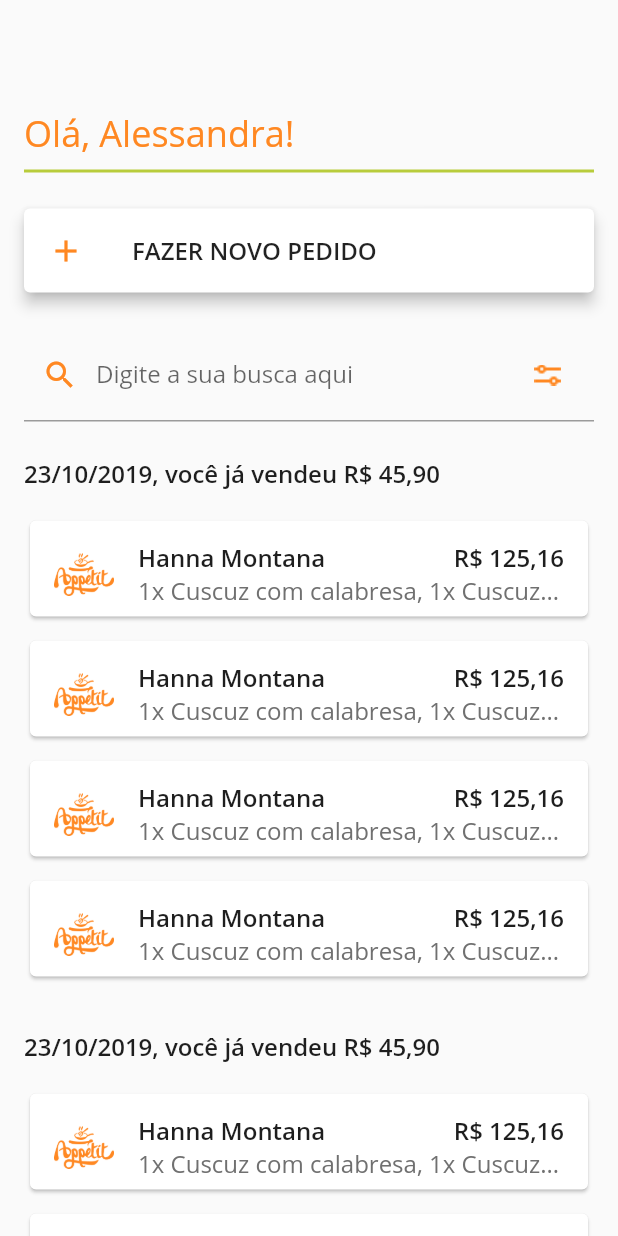
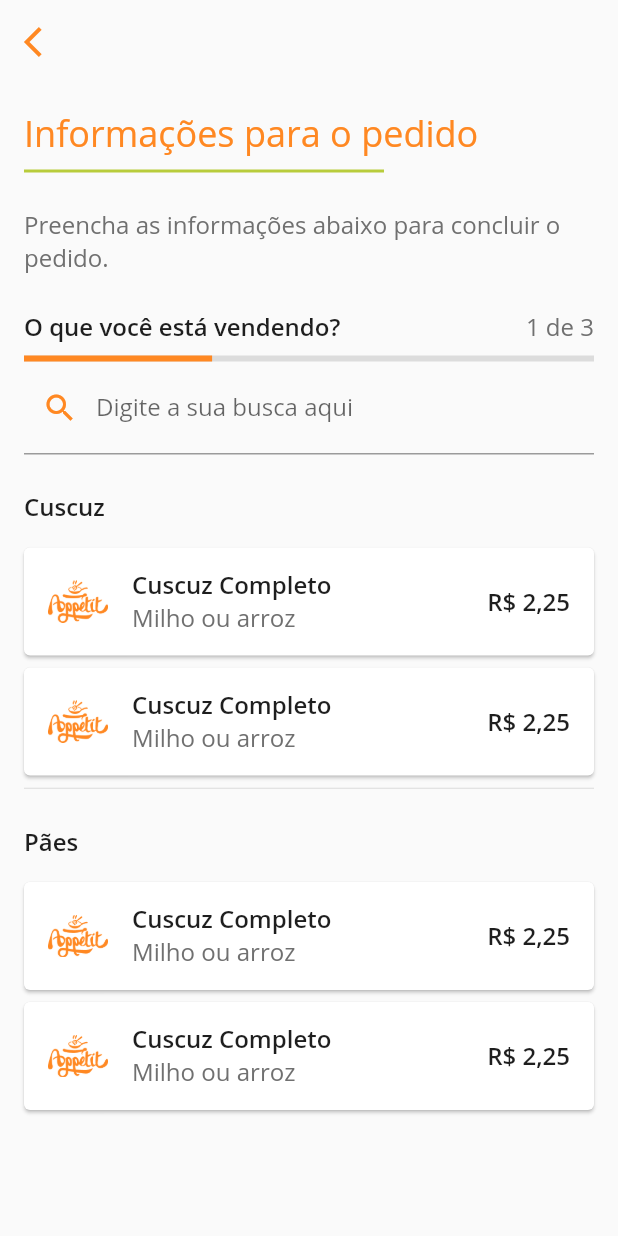
Before and after one commit to thasciano/appetit_app, a Flutter app: the HistoricoPedidosPage screen opened directly, after a tap on "FAZER NOVO PEDIDO", on a phone screen of 412 x 824 dp. Run offline on Flutter 3.47's test engine with Material 2 defaults, Android fonts, the phone set to English and light mode, and no system bars.

Commit message:
* Criado o layout da página de novo pedido. * Refatorando historico de pedidos: Removido SizedBox do separador de titulo e alterações no card de pedidos.

```diff
--- a/lib/pages/historico_pedidos_page.dart
+++ b/lib/pages/historico_pedidos_page.dart
@@ -1,5 +1,8 @@
 import 'package:appetit_app/utils/Constants.dart';
+import 'package:appetit_app/utils/nav.dart';
 import 'package:flutter/material.dart';
+
+import 'novo_pedido_page.dart';
 
 ///
 /// Created by Thasciano Carvalho on 29/10/2019.
@@ -9,28 +12,30 @@ class HistoricoPedidosPage extends StatelessWidget {
   @override
   Widget build(BuildContext context) {
     return Scaffold(
-      body: SafeArea(child: _body()),
+      body: SafeArea(child: _body(context)),
     );
   }
 
-  Widget _body() {
+  Widget _body(BuildContext context) {
     return ListView(
       padding: EdgeInsets.all(16.0),
+      children: <Widget>[
+        Column(
+          crossAxisAlignment: CrossAxisAlignment.start,
           children: <Widget>[
             Container(
               margin: EdgeInsets.only(top:56, bottom: 8),
               child: Text("Olá, Alessandra!",
                   style: TextStyle(fontSize: 24, color: Constants.primary_color)),
             ),
-        SizedBox(
+            Container(
               width: 240.0,
-          height: 2,
-          child: Container(color: Constants.verde,),
-        ),
+              height: 2.0,
+              color: Constants.verde,),
 
             GestureDetector(
                 onTap: (){
-//            push(context, NovoPedidoPage());
+                  push(context, NovoPedidoPage());
                 },
                 child: Card(
                   margin: EdgeInsets.symmetric(vertical: 24),
@@ -85,15 +90,16 @@ class HistoricoPedidosPage extends StatelessWidget {
               ],
             ),
           ],
+        ),
+      ],
     );
   }
 
   Widget _cardPedidos() {
-    return Container(
+    return Card(
       margin: EdgeInsets.only(bottom: 8),
-      height: 72,
-      child: Card(
       color: Colors.white,
+      elevation: 1.0,
       child: ListTile(
         leading: Image.asset("assets/images/logo.png", width: 40, height: 40,),
         title: Row(
@@ -118,7 +124,6 @@ class HistoricoPedidosPage extends StatelessWidget {
             overflow: TextOverflow.ellipsis,
             style: TextStyle(fontSize: 16, color: Constants.secondary_text, )),
       ),
-      ),
     );
   }
 
--- /dev/null
+++ b/lib/pages/novo_pedido_page.dart
@@ -0,0 +1,149 @@
+import 'package:appetit_app/utils/Constants.dart';
+import 'package:appetit_app/utils/nav.dart';
+import 'package:flutter/material.dart';
+
+///
+/// Created by Thasciano Carvalho on 29/10/2019.
+/// thasciano@gmail.com
+///
+class NovoPedidoPage extends StatefulWidget {
+  @override
+  _NovoPedidoPageState createState() => _NovoPedidoPageState();
+}
+
+class _NovoPedidoPageState extends State<NovoPedidoPage> {
+  @override
+  Widget build(BuildContext context) {
+    return Scaffold(
+      appBar: AppBar(
+        backgroundColor: Constants.background,
+        elevation: 0.0,
+        leading: IconButton(
+          icon: Icon(Icons.arrow_back_ios, color: Constants.primary_color,),
+          onPressed: (){
+            pop(context);
+          },
+        ),
+      ),
+      body: SafeArea( child: _body(),),
+    );
+  }
+
+  Widget _body() {
+    return ListView(
+      padding: EdgeInsets.all(16.0),
+      children: <Widget>[
+        Column(
+          crossAxisAlignment: CrossAxisAlignment.start,
+          children: <Widget>[
+            Container(
+              margin: EdgeInsets.only(bottom: 8),
+              child: Text("Informações para o pedido",
+                  style: TextStyle(fontSize: 24, color: Constants.primary_color)),
+            ),
+            Container(width: 240,
+              height: 2, color: Constants.verde,),
+
+            Container(
+                margin: EdgeInsets.only(top:24),
+                child: Text("Preencha as informações abaixo para concluir o pedido.", textAlign: TextAlign.start,
+                    style: TextStyle(fontSize: 16, color: Constants.secondary_text))),
+
+            Container(
+              margin: EdgeInsets.only(bottom: 8, top:24),
+              child: Row(
+                children: <Widget>[
+                  Expanded(
+                    flex: 4,
+                    child: Text("O que você está vendendo?",
+                        style: TextStyle(fontSize: 16, color: Constants.primary_text, fontWeight: FontWeight.w600)),
+                  ),
+                  Expanded(
+                    flex: 1,
+                    child: Text("1 de 3",
+                        textAlign: TextAlign.right,
+                        style: TextStyle(fontSize: 16, color: Constants.secondary_text)),
+                  )
+                ],
+              ),
+            ),
+
+            LinearProgressIndicator(
+              backgroundColor: Colors.black12,
+              value: 0.33,
+              valueColor: AlwaysStoppedAnimation<Color>(Constants.primary_color),
+            ),
+
+            TextFormField(
+              decoration: InputDecoration(
+                labelText: 'Digite a sua busca aqui',
+                fillColor: Colors.orange,
+                prefixIcon: Icon(Icons.search, color: Constants.primary_color,),
+              ),
+            ),
+
+            Container(
+              margin: EdgeInsets.only(bottom: 16, top:24),
+              child: Text("Cuscuz",
+                  style: TextStyle(fontSize: 16, color: Constants.primary_text, fontWeight: FontWeight.w600)),
+            ),
+
+            Wrap(
+              children: <Widget>[
+                ListView.builder(
+                    itemCount: 2,
+                    padding: EdgeInsets.all(0.0),
+                    shrinkWrap: true,
+                    physics: ClampingScrollPhysics(),
+                    itemBuilder: (BuildContext context, int index){
+                      return _cardPedidos();
+                    }),
+              ],
+            ),
+
+            Divider(height: 1, color: Colors.black12,),
+            Container(
+              margin: EdgeInsets.only(bottom: 16, top:24),
+              child: Text("Pães",
+                  style: TextStyle(fontSize: 16, color: Constants.primary_text, fontWeight: FontWeight.w600)),
+            ),
+
+            Wrap(
+              children: <Widget>[
+                ListView.builder(
+                    itemCount: 2,
+                    padding: EdgeInsets.all(0.0),
+                    shrinkWrap: true,
+                    physics: ClampingScrollPhysics(),
+                    itemBuilder: (BuildContext context, int index){
+                      return _cardPedidos();
+                    }),
+              ],
+            ),
+          ],
+        ),
+      ],
+    );
+  }
+
+  Widget _cardPedidos() {
+    return Card(
+      margin: EdgeInsets.only(bottom: 8),
+      color: Colors.white,
+      elevation: 1.0,
+      child: ListTile(
+        onTap: (){
+//            push(context, DetalhesPedidoPage());
+        },
+        leading: Image.asset("assets/images/logo.png", width: 40, height: 40,),
+        title: Text("Cuscuz Completo",
+            style: TextStyle(fontSize: 16, color: Constants.primary_text, fontWeight: FontWeight.w600)),
+        subtitle: Text("Milho ou arroz",
+            style: TextStyle(fontSize: 16, color: Constants.secondary_text, )),
+        trailing: Text("R\$ 2,25",
+            style: TextStyle(fontSize: 16, color: Constants.primary_text, fontWeight: FontWeight.w600 )),
+      ),
+    );
+  }
+
+}
```
Lines whose indentation alone changed are shown as unchanged.
